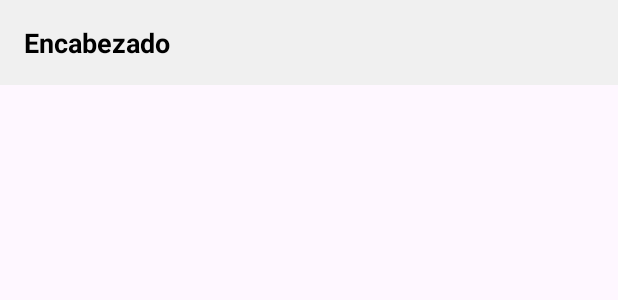
After one commit to Marcelo935/AcademTracker, an Android app: the layout item_grado_header.xml on its own in the app's theme, with its tools: preview values and no code run, on a phone screen of 412 x 824 dp. The commit adds this screen. Shown: the top 300 px of the screen. Run offline under Robolectric (Android 15) with nearby library versions, the phone set to English and light mode, and no system bars; Roboto replaces fonts that are not available here.

Commit message:
Separacion de alumnos por grado y grupo

```diff
--- a/app/src/main/java/com/example/academtracker/UsuarioAvanzado/MateriasActivity.java
+++ b/app/src/main/java/com/example/academtracker/UsuarioAvanzado/MateriasActivity.java
@@ -33,13 +33,13 @@ public class MateriasActivity extends AppCompatActivity {
         firestore = FirebaseFirestore.getInstance();
 
         // Agregar campos dinámicos al presionar el botón "Agregar Materia"
-        buttonAddField.setOnClickListener(v -> agregarCampoDinamico());
+        buttonAddField.setOnClickListener(v -> agregarCampo());
 
         // Guardar todas las materias al presionar "Guardar Todas las Materias"
         buttonSaveAll.setOnClickListener(v -> guardarMaterias());
     }
 
-    private void agregarCampoDinamico() {
+    private void agregarCampo() {
         // Crear un contenedor para cada conjunto de campos
         LinearLayout newFieldLayout = new LinearLayout(this);
         newFieldLayout.setOrientation(LinearLayout.HORIZONTAL);
@@ -112,7 +112,7 @@ public class MateriasActivity extends AppCompatActivity {
                                             });
                                 } else {
                                     // Si ya existe, mostrar un mensaje
-                                    Toast.makeText(this, "La materia con clave " + nombre + " ya existe.", Toast.LENGTH_SHORT).show();
+                                    Toast.makeText(this, "La materia con clave "+ clave + nombre + " ya existe.", Toast.LENGTH_SHORT).show();
                                 }
                             })
                             .addOnFailureListener(e -> {
--- /dev/null
+++ b/app/src/main/res/layout/item_grado_header.xml
@@ -0,0 +1,17 @@
+<?xml version="1.0" encoding="utf-8"?>
+<LinearLayout xmlns:android="http://schemas.android.com/apk/res/android"
+    android:layout_width="match_parent"
+    android:layout_height="wrap_content"
+    android:orientation="horizontal"
+    android:padding="16dp"
+    android:background="#f0f0f0">
+
+    <TextView
+        android:id="@+id/tvHeader"
+        android:layout_width="match_parent"
+        android:layout_height="wrap_content"
+        android:text="Encabezado"
+        android:textSize="18sp"
+        android:textStyle="bold"
+        android:textColor="#000000" />
+</LinearLayout>
```
Also changed, not shown: app/src/main/java/com/example/academtracker/UsuarioAvanzado/ModifcarSecretariasActivity.java (+51 -4 lines), app/src/main/java/com/example/academtracker/adapter/AlumnosAdapter.java (+50 -16 lines), app/src/main/java/com/example/academtracker/model/Alumno.java (+9 -0 lines), app/src/main/java/com/example/academtracker/model/GradoItem.java (added, +29 -0 lines), app/src/main/res/layout/item_alumno.xml (+12 -4 lines).
